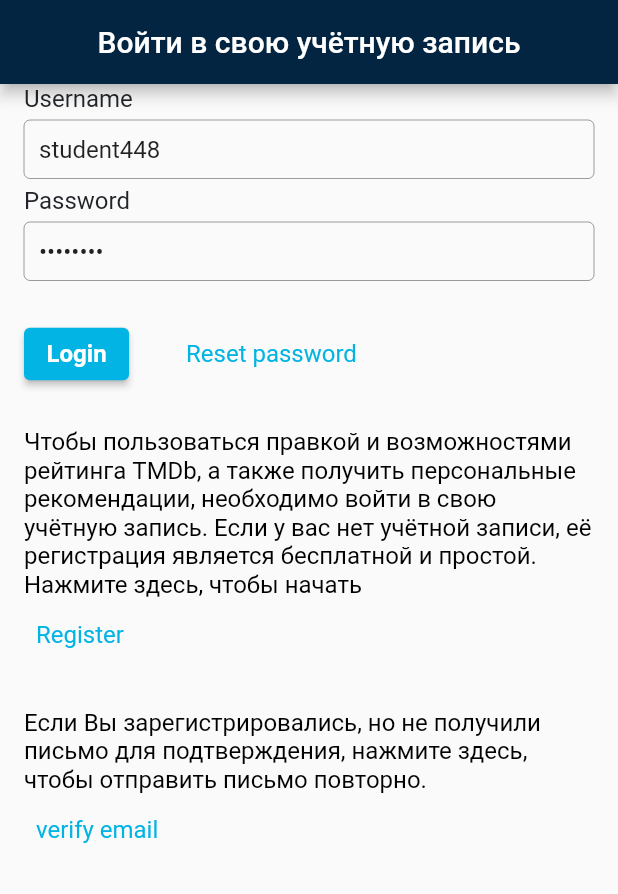
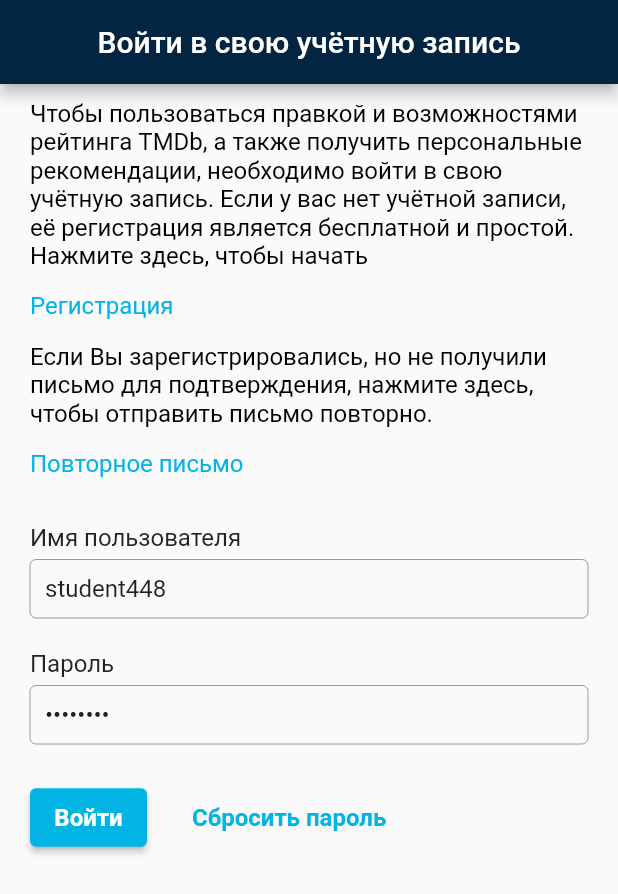
Before and after one commit to imkaef/theMovieDb, a Flutter app: the screen it shows after launch, on a phone screen of 412 x 824 dp. Shown: the top 894 px of the screen. Run offline on Flutter 3.47's test engine with Material 2 defaults, Android fonts, the phone set to English and light mode, and no system bars; our stand-ins replace flutter_secure_storage.

Commit message:
make up auth widget

```diff
--- a/lib/Theme/app_button_style.dart
+++ /dev/null
@@ -1,10 +0,0 @@
-import 'package:flutter/material.dart';
-
-abstract class AppButtonStyle {
-  static final linkButton = ButtonStyle(
-    foregroundColor: MaterialStateProperty.all(const Color(0xFF01b4e4)),
-    textStyle: MaterialStateProperty.all(
-      TextStyle(fontSize: 16, fontWeight: FontWeight.w400),
-    ),
-  );
-}
--- a/lib/ui/widgets/auth/auth_widget.dart
+++ b/lib/ui/widgets/auth/auth_widget.dart
@@ -1,5 +1,4 @@
 import 'package:flutter/material.dart';
-import 'package:the_movie_db/Theme/app_button_style.dart';
 import 'package:the_movie_db/ui/widgets/auth/auth_model.dart';
 
 class AuthWidget extends StatefulWidget {
@@ -17,11 +16,11 @@ class _AuthWidgetState extends State<AuthWidget> {
         title: Text('Войти в свою учётную запись'),
       ),
       body: Padding(
-        padding: const EdgeInsets.symmetric(horizontal: 16),
+        padding: const EdgeInsets.symmetric(horizontal: 20),
         child: ListView(
           children: [
+            _HeaderWidget(),
             _FormWidget(),
-            _HeaderWidget(),
           ],
         ),
       ),
@@ -39,18 +38,22 @@ class _HeaderWidget extends StatelessWidget {
       crossAxisAlignment: CrossAxisAlignment.start,
       children: [
         SizedBox(
-          height: 25,
+          height: 10,
         ),
         Text(
             'Чтобы пользоваться правкой и возможностями рейтинга TMDb, а также получить персональные рекомендации, необходимо войти в свою учётную запись. Если у вас нет учётной записи, её регистрация является бесплатной и простой. Нажмите здесь, чтобы начать',
             style: textStyle),
         TextButton(
           onPressed: () {},
-          child: Text('Register'),
-          style: AppButtonStyle.linkButton,
+          child: Text('Регистрация'),
+          style: TextButton.styleFrom(
+            primary: const Color(0xFF01b4e4),
+            padding: EdgeInsets.zero,
+            textStyle: TextStyle(
+              fontSize: 16,
+              fontWeight: FontWeight.w400,
             ),
-        SizedBox(
-          height: 25,
+          ),
         ),
         Text(
           'Если Вы зарегистрировались, но не получили письмо для подтверждения, нажмите здесь, чтобы отправить письмо повторно.',
@@ -58,8 +61,15 @@ class _HeaderWidget extends StatelessWidget {
         ),
         TextButton(
           onPressed: () {},
-          child: Text('verify email'),
-          style: AppButtonStyle.linkButton,
+          child: Text('Повторное письмо'),
+          style: TextButton.styleFrom(
+            primary: const Color(0xFF01b4e4),
+            padding: EdgeInsets.zero,
+            textStyle: TextStyle(
+              fontSize: 16,
+              fontWeight: FontWeight.w400,
+            ),
+          ),
         ),
       ],
     );
@@ -87,9 +97,12 @@ class _FormWidget extends StatelessWidget {
       crossAxisAlignment: CrossAxisAlignment.start,
       children: [
         const _ErrorMessageWidget(),
-        Text(
-          'Username',
+        Padding(
+          padding: const EdgeInsets.only(top: 16),
+          child: Text(
+            'Имя пользователя',
             style: textStyle,
+          ),
         ),
         SizedBox(
           height: 5,
@@ -101,9 +114,12 @@ class _FormWidget extends StatelessWidget {
         SizedBox(
           height: 5,
         ),
-        Text(
-          'Password',
+        Padding(
+          padding: const EdgeInsets.only(top: 16),
+          child: Text(
+            'Пароль',
             style: textStyle,
+          ),
         ),
         SizedBox(
           height: 5,
@@ -124,8 +140,15 @@ class _FormWidget extends StatelessWidget {
             ),
             TextButton(
               onPressed: () {},
-              child: Text('Reset password'),
-              style: AppButtonStyle.linkButton,
+              child: Text('Сбросить пароль'),
+              style: TextButton.styleFrom(
+                primary: const Color(0xFF01b4e4),
+                padding: EdgeInsets.zero,
+                textStyle: TextStyle(
+                  fontSize: 16,
+                  fontWeight: FontWeight.w700,
+                ),
+              ),
             ),
           ],
         )
@@ -154,31 +177,32 @@ class _AuthButtonWidget extends StatelessWidget {
     final color = const Color(0xFF01b4e4);
     final model = AuthProvider.watch(context)?.model;
     final child = model?.isAuthinProgress == true
-        ? const SizedBox(
-            child: Padding(
-              padding: EdgeInsets.symmetric(horizontal: 11),
+        ? Center(
+            child: const SizedBox(
               child: CircularProgressIndicator(
                 color: Colors.white,
                 strokeWidth: 2,
               ),
+              height: 20,
+              width: 20,
             ),
-            height: 19,
-            width: 41,
           )
-        : const Text('Login');
+        : const Text('Войти');
 
     return ElevatedButton(
       onPressed: () => pressff(context),
       child: child,
       style: ButtonStyle(
-          minimumSize: MaterialStateProperty.all(Size.zero),
+        minimumSize: MaterialStateProperty.all(Size(78, 0)),
         backgroundColor: MaterialStateProperty.all(color),
         foregroundColor: MaterialStateProperty.all(Colors.white),
         textStyle: MaterialStateProperty.all(
           TextStyle(fontSize: 16, fontWeight: FontWeight.w700),
         ),
         padding: MaterialStateProperty.all(
-              EdgeInsets.symmetric(horizontal: 15, vertical: 8))),
+          EdgeInsets.symmetric(vertical: 10),
+        ),
+      ),
     );
   }
 }
@@ -192,10 +216,7 @@ class _ErrorMessageWidget extends StatelessWidget {
   Widget build(BuildContext context) {
     final errorMessage = AuthProvider.watch(context)?.model.errorMessage;
     if (errorMessage == null) return const SizedBox.shrink();
-    return Padding(
-      padding: const EdgeInsets.symmetric(vertical: 20),
-      child:
-          Text(errorMessage, style: TextStyle(color: Colors.red, fontSize: 17)),
-    );
+    return Text(errorMessage,
+        style: TextStyle(color: Colors.red, fontSize: 17));
   }
 }
```
Lines whose indentation alone changed are shown as unchanged.
